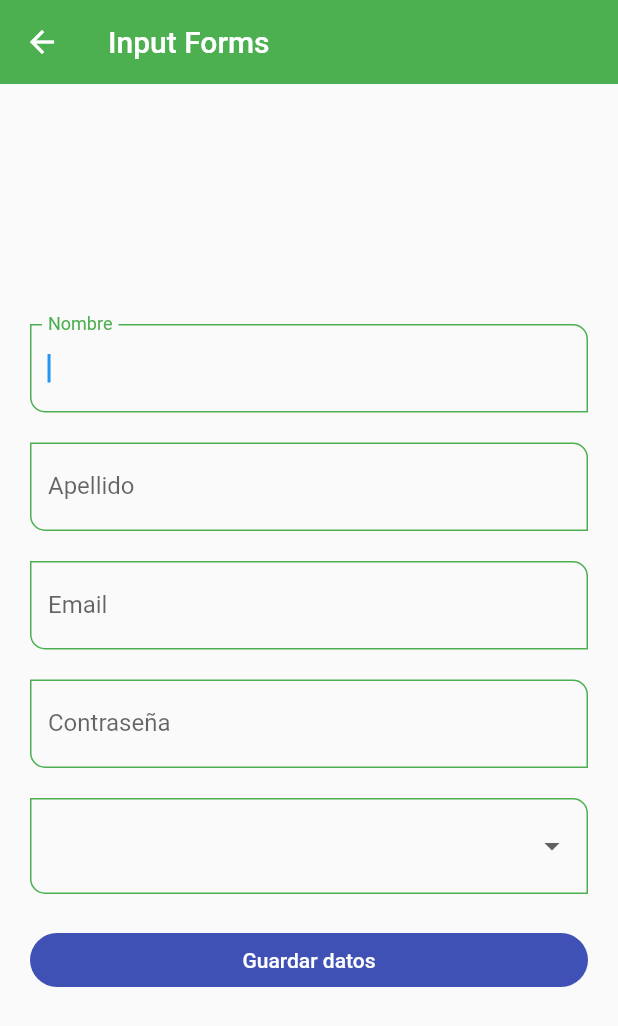
After one commit to mzamor/flutter_components, a Flutter app: the InputsScreen screen opened by its route, on a phone screen of 412 x 824 dp. The commit adds this screen. Shown: the top 1026 px of the screen. Run offline on Flutter 3.47's test engine with Material 2 defaults, Android fonts, the phone set to English and light mode, and no system bars.

```diff
--- a/lib/routes/app_routes.dart
+++ b/lib/routes/app_routes.dart
@@ -10,6 +10,9 @@ class AppRoutes{
     MenuOption(route: 'listview2', name: 'Listview tipo 2', screen : const Listview2Screen(), icon: Icons.list_alt),
     MenuOption(route: 'alerts', name: 'Alertas - Alerts', screen : const AlertScreen(), icon: Icons.add_alert_rounded),
     MenuOption(route: 'cards', name: 'Tarjetas - Cards', screen : const CardScreen(), icon: Icons.card_membership),
+    MenuOption(route: 'inputs', name: 'Inputs - Form', screen : const InputsScreen(), icon: Icons.input_rounded),
+    MenuOption(route: 'listviewbuilder', name: 'InfiniteScroll and Pull to refresh', screen : const ListviewBuilderScreen(), icon: Icons.list_alt_sharp),
+
   ];
 
   static Map<String, Widget Function(BuildContext)> getAppRoutes() {
--- /dev/null
+++ b/lib/screens/inputs_screen.dart
@@ -0,0 +1,111 @@
+import 'package:fl_components_app/screens/screens.dart';
+import 'package:fl_components_app/widgets/widgets.dart';
+import 'package:flutter/material.dart';
+
+class InputsScreen extends StatelessWidget {
+  const InputsScreen({Key? key}) : super(key: key);
+
+  @override
+  Widget build(BuildContext context) {
+    final GlobalKey<FormState> myFormKey = GlobalKey<FormState>();
+
+    final Map<String, String> formValues = {
+      'first_name': 'Mariano',
+      'last_name': 'Zamora',
+      'email': 'zazaza@gmail.com',
+      'password': '123456',
+      'role': 'admin'
+    };
+
+    return Scaffold(
+      appBar: AppBar(
+        title: const Text('Input Forms'),
+      ),
+      body: Center(
+        child: SingleChildScrollView(
+          child: Padding(
+            padding: const EdgeInsets.symmetric(horizontal: 20, vertical: 10),
+            child: Form(
+              key: myFormKey,
+              child: Column(
+                children: [
+                  CustomInputField(
+                    labelText: "Nombre",
+                    formProperty: 'first_name',
+                    formValues: formValues,
+                  ),
+                  const SizedBox(
+                    height: 20,
+                  ),
+                  CustomInputField(
+                    labelText: "Apellido",
+                    formProperty: 'last_name',
+                    formValues: formValues,
+                  ),
+                  const SizedBox(
+                    height: 20,
+                  ),
+                  CustomInputField(
+                    labelText: "Email",
+                    emailType: TextInputType.emailAddress,
+                    formProperty: 'email',
+                    formValues: formValues,
+                  ),
+                  const SizedBox(
+                    height: 20,
+                  ),
+                  CustomInputField(
+                    labelText: "Contraseña",
+                    obscureText: true,
+                    formProperty: 'password',
+                    formValues: formValues,
+                  ),
+                  const SizedBox(
+                    height: 20,
+                  ),
+                  DropdownButtonFormField<String>(
+                    items: const [
+                      DropdownMenuItem(
+                        value: 'Admin',
+                        child: Text('Admin'),
+                      ),
+                      DropdownMenuItem(
+                        value: 'Superuser',
+                        child: Text('Superuser'),
+                      ),
+                      DropdownMenuItem(
+                        value: 'Developer',
+                        child: Text('Developer'),
+                      ),
+                      DropdownMenuItem(
+                        value: 'Jr. Developer',
+                        child: Text('Jr. Developer'),
+                      ),
+                    ],
+                    onChanged: (value) {
+                      formValues['role'] = value ?? 'Admin';
+                    },
+                  ),
+                  const SizedBox(
+                    height: 20,
+                  ),
+                  ElevatedButton(
+                      child: const SizedBox(
+                          width: double.infinity,
+                          child: Center(child: Text('Guardar datos'))),
+                      onPressed: () {
+                        FocusScope.of(context).requestFocus(FocusNode());
+                        if (!myFormKey.currentState!.validate()) {
+                          return;
+                        }
+                        print(formValues);
+                      }),
+                ],
+              ),
+            ),
+          ),
+        ),
+      ),
+    );
+  }
+}
--- a/lib/screens/screens.dart
+++ b/lib/screens/screens.dart
@@ -1,6 +1,8 @@
 export 'package:fl_components_app/screens/alert_screen.dart';
 export 'package:fl_components_app/screens/card_screen.dart';
+export 'package:fl_components_app/screens/home_screen.dart';
+export 'package:fl_components_app/screens/inputs_screen.dart';
+export 'package:fl_components_app/screens/listview_builder_screen.dart';
 export 'package:fl_components_app/screens/listview1_screen.dart';
 export 'package:fl_components_app/screens/listview2_screen.dart';
 export 'package:flutter/material.dart';
-export 'package:fl_components_app/screens/home_screen.dart';
--- a/lib/themes/app_theme.dart
+++ b/lib/themes/app_theme.dart
@@ -25,7 +25,7 @@ class AppTheme{
         backgroundColor: primary,
       ),
 
-    // ElevetedButton
+    // ElevetedButton Theme
     elevatedButtonTheme: ElevatedButtonThemeData(
         style: ElevatedButton.styleFrom(
           primary: Colors.indigo,
@@ -33,6 +33,23 @@ class AppTheme{
           elevation: 0,
         )
         ),
+
+    // InputDecoration Theme
+    inputDecorationTheme: const InputDecorationTheme(
+      floatingLabelStyle: TextStyle(color: primary),
+      enabledBorder: OutlineInputBorder(
+        borderSide: BorderSide(color: primary),
+        borderRadius: BorderRadius.only(topRight: Radius.circular(10), bottomLeft: Radius.circular(10))
+      ),
+
+      focusedBorder: OutlineInputBorder(
+          borderSide: BorderSide(color: primary),
+          borderRadius: BorderRadius.only(topRight: Radius.circular(10), bottomLeft: Radius.circular(10))
+      ),
+
+      border: OutlineInputBorder(
+          borderRadius: BorderRadius.only(topRight: Radius.circular(10), bottomLeft: Radius.circular(10))
+    ),),
   );
 
 
--- /dev/null
+++ b/lib/widgets/custom_input_field.dart
@@ -0,0 +1,40 @@
+import 'package:flutter/material.dart';
+
+class CustomInputField extends StatelessWidget {
+  final String? hintText;
+  final String? labelText;
+  final String? helperText;
+  final IconData? icon;
+  final TextInputType? emailType;
+  final bool obscureText;
+  final String formProperty;
+  final Map<String, String> formValues;
+
+  const CustomInputField({
+    Key? key,
+    this.hintText,
+    this.labelText,
+    this.helperText,
+    this.icon,
+    this.emailType,
+    this.obscureText = false,
+    required this.formProperty,
+    required this.formValues,
+  }) : super(key: key);
+
+  @override
+  Widget build(BuildContext context) {
+    return TextFormField(
+      onChanged: (value) => formValues[formProperty] = value,
+      autofocus: true,
+      keyboardType: emailType,
+      obscureText: obscureText,
+      decoration: InputDecoration(
+        hintText: hintText,
+        labelText: labelText,
+        helperText: helperText,
+        icon: icon == null ? null : Icon(icon),
+      ),
+    );
+  }
+}
--- a/lib/widgets/widgets.dart
+++ b/lib/widgets/widgets.dart
@@ -1,2 +1,3 @@
 export 'package:fl_components_app/widgets/custom_card_type1.dart';
 export 'package:fl_components_app/widgets/custom_card_type2.dart';
+export 'package:fl_components_app/widgets/custom_input_field.dart';
```
Also changed, not shown: lib/screens/listview_builder_screen.dart (added, +101 -0 lines).
